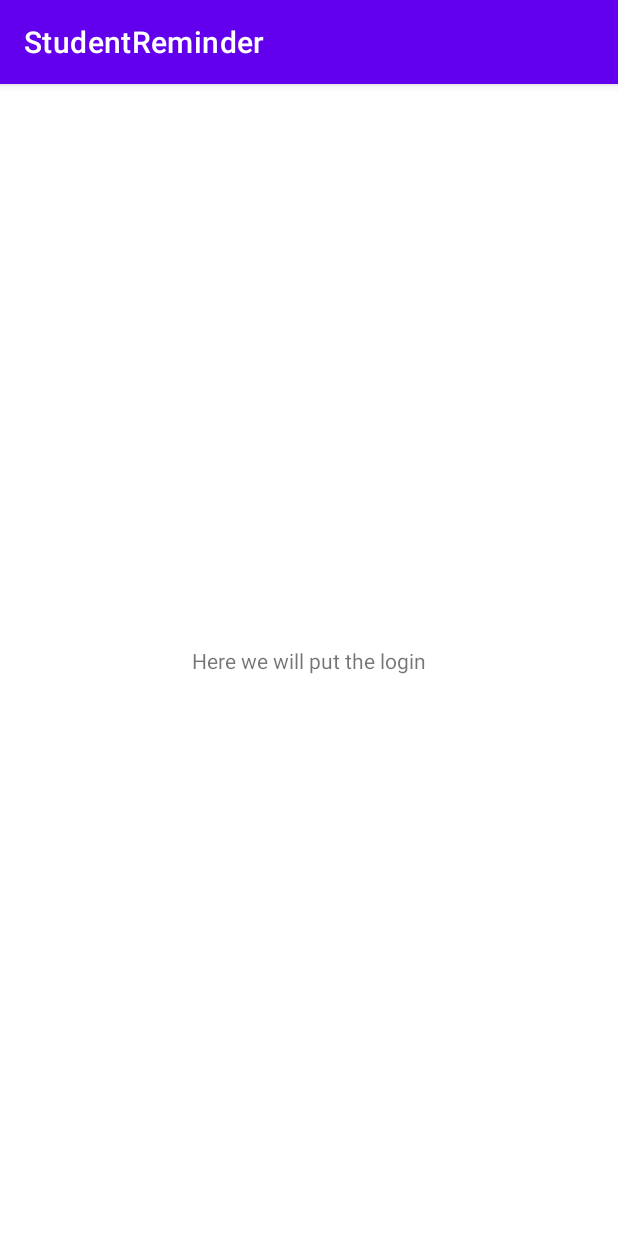
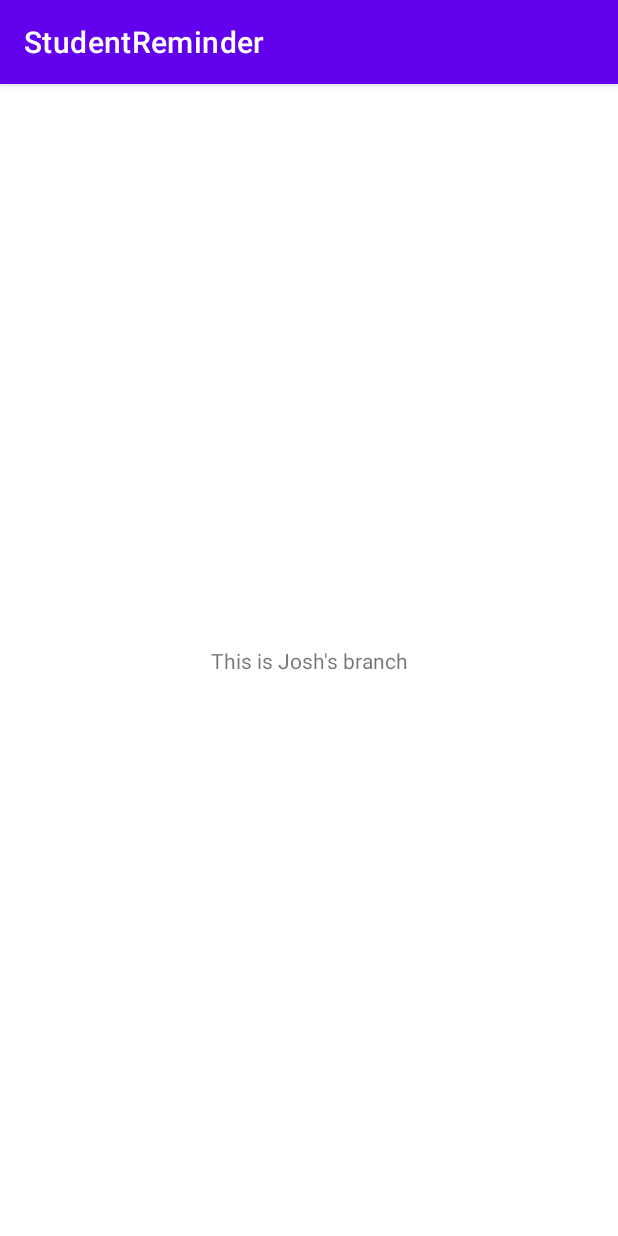
Before and after one commit to Joshfrer1/StudentReminder, an Android app: the screen it shows after launch (MainActivity), on a phone screen of 412 x 824 dp. Run offline under Robolectric (Android 15) with nearby library versions, the phone set to English and light mode, and no system bars.

Commit message:
I committed to Josh's branch

```diff
--- a/StudentReminder/app/src/main/res/layout/activity_main.xml
+++ b/StudentReminder/app/src/main/res/layout/activity_main.xml
@@ -9,7 +9,7 @@
     <TextView
         android:layout_width="wrap_content"
         android:layout_height="wrap_content"
-        android:text="Here we will put the login"
+        android:text="This is Josh's branch"
         app:layout_constraintBottom_toBottomOf="parent"
         app:layout_constraintLeft_toLeftOf="parent"
         app:layout_constraintRight_toRightOf="parent"
```
